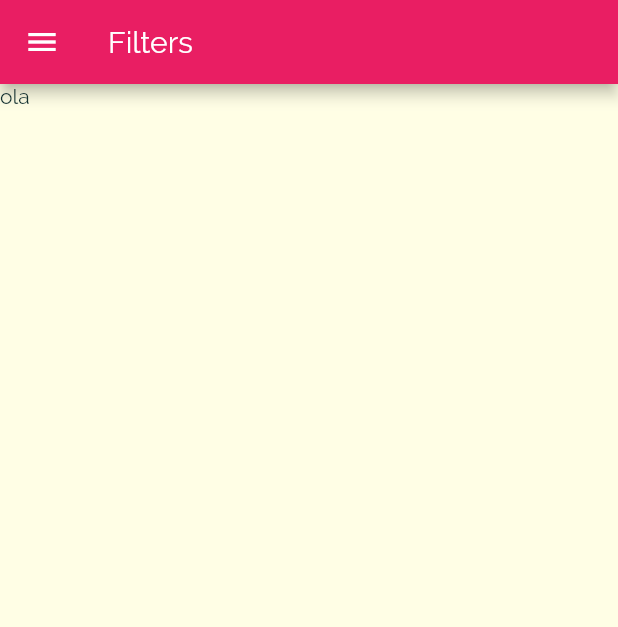
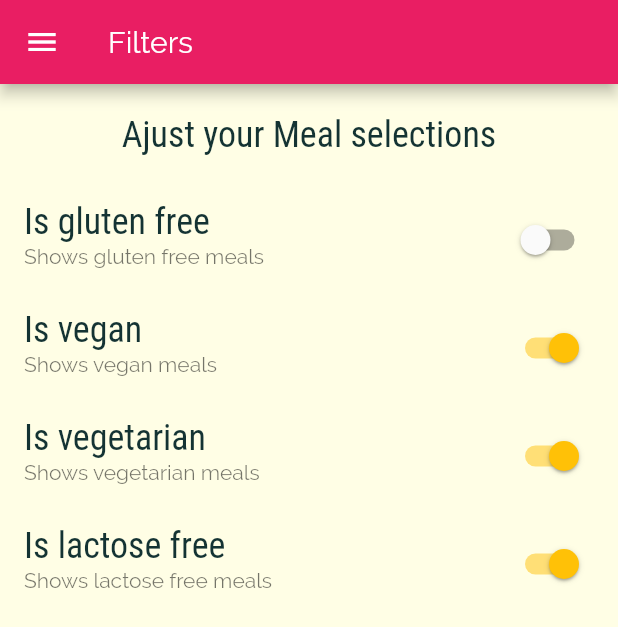
Before and after one commit to Samuel-Bie/daily_meals_flutter_app, a Flutter app: the FiltersScreen screen opened by its route, on a phone screen of 412 x 824 dp. Shown: the top 627 px of the screen. Run offline on Flutter 3.47's test engine with Material 2 defaults, Android fonts, the phone set to English and light mode, and no system bars.

Commit message:
End of filters screens

```diff
--- a/lib/screens/filters_screen.dart
+++ b/lib/screens/filters_screen.dart
@@ -1,5 +1,6 @@
+import 'package:flutter/material.dart';
+
 import 'package:daily_meals/widgets/main_drawer_widget.dart';
-import 'package:flutter/material.dart';
 
 class FiltersScreen extends StatefulWidget {
   static const routeName = '/filters';
@@ -9,6 +10,11 @@ class FiltersScreen extends StatefulWidget {
 }
 
 class _FiltersScreenState extends State<FiltersScreen> {
+  bool _glutenFree = false;
+  bool _vegan = true;
+  bool _vegetarian = true;
+  bool _lactoseFree = true;
+
   @override
   Widget build(BuildContext context) {
     return Scaffold(
@@ -16,8 +22,87 @@ class _FiltersScreenState extends State<FiltersScreen> {
         title: Text('Filters'),
       ),
       drawer: MainDrawer(),
-      body: Text('ola'),
-
+      body: Column(
+        children: <Widget>[
+          Container(
+            padding: EdgeInsets.all(20),
+            child: Text(
+              'Ajust your Meal selections',
+              style: Theme.of(context).textTheme.subtitle1,
+            ),
+          ),
+          Expanded(
+              child: ListView(
+            children: <Widget>[
+              MySwitchTile(
+                value: _glutenFree,
+                text: 'Is gluten free',
+                handler: (newVal) {
+                  setState(() {
+                    _glutenFree = newVal;
+                  });
+                },
+                description: 'Shows gluten free meals',
+              ),
+              MySwitchTile(
+                value: _vegan,
+                text: 'Is vegan',
+                handler: (newVal) {
+                  setState(() {
+                    _vegan = newVal;
+                  });
+                },
+                description: 'Shows vegan meals',
+              ),
+              MySwitchTile(
+                value: _vegetarian,
+                text: 'Is vegetarian',
+                handler: (newVal) {
+                  setState(() {
+                    _vegetarian = newVal;
+                  });
+                },
+                description: 'Shows vegetarian meals',
+              ),
+              MySwitchTile(
+                value: _lactoseFree,
+                text: 'Is lactose free',
+                handler: (newVal) {
+                  setState(() {
+                    _lactoseFree = newVal;
+                  });
+                },
+                description: 'Shows lactose free meals',
+              ),
+            ],
+          ))
+        ],
+      ),
     );
   }
 }
+
+class MySwitchTile extends StatelessWidget {
+  const MySwitchTile({
+    Key key,
+    @required bool this.value,
+    @required String this.text,
+    @required Function this.handler,
+    this.description,
+  });
+
+  final bool value;
+  final String text;
+  final Function handler;
+  final String description;
+
+  @override
+  Widget build(BuildContext context) {
+    return SwitchListTile(
+      title: Text(this.text),
+      value: this.value,
+      subtitle: Text(this.description),
+      onChanged: handler,
+    );
+  }
+}
```
